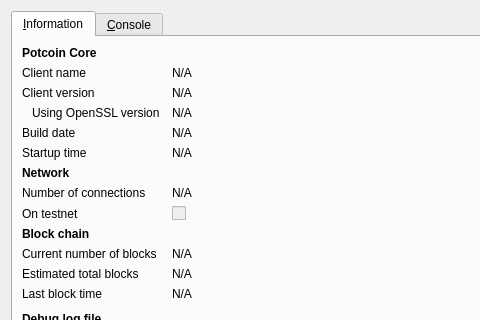
First picture: the form in src/qt/forms/rpcconsole.ui, repository potcoin/Potcoin, before the edit; both pictures show x 0 to 480 and y 0 to 320 of the 740 by 450 pixel window.
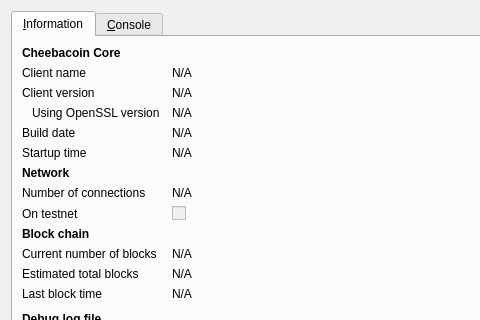
Second picture: the form after the edit. Icons and pictures are not drawn.

The edit to the form file:
```diff
--- a/src/qt/forms/rpcconsole.ui
+++ b/src/qt/forms/rpcconsole.ui
@@ -36,7 +36,7 @@
           </font>
          </property>
          <property name="text">
-          <string>Potcoin Core</string>
+          <string>Cheebacoin Core</string>
          </property>
         </widget>
        </item>
```
Left out of the diff: 6 changed lines with no effect on the pictures.
